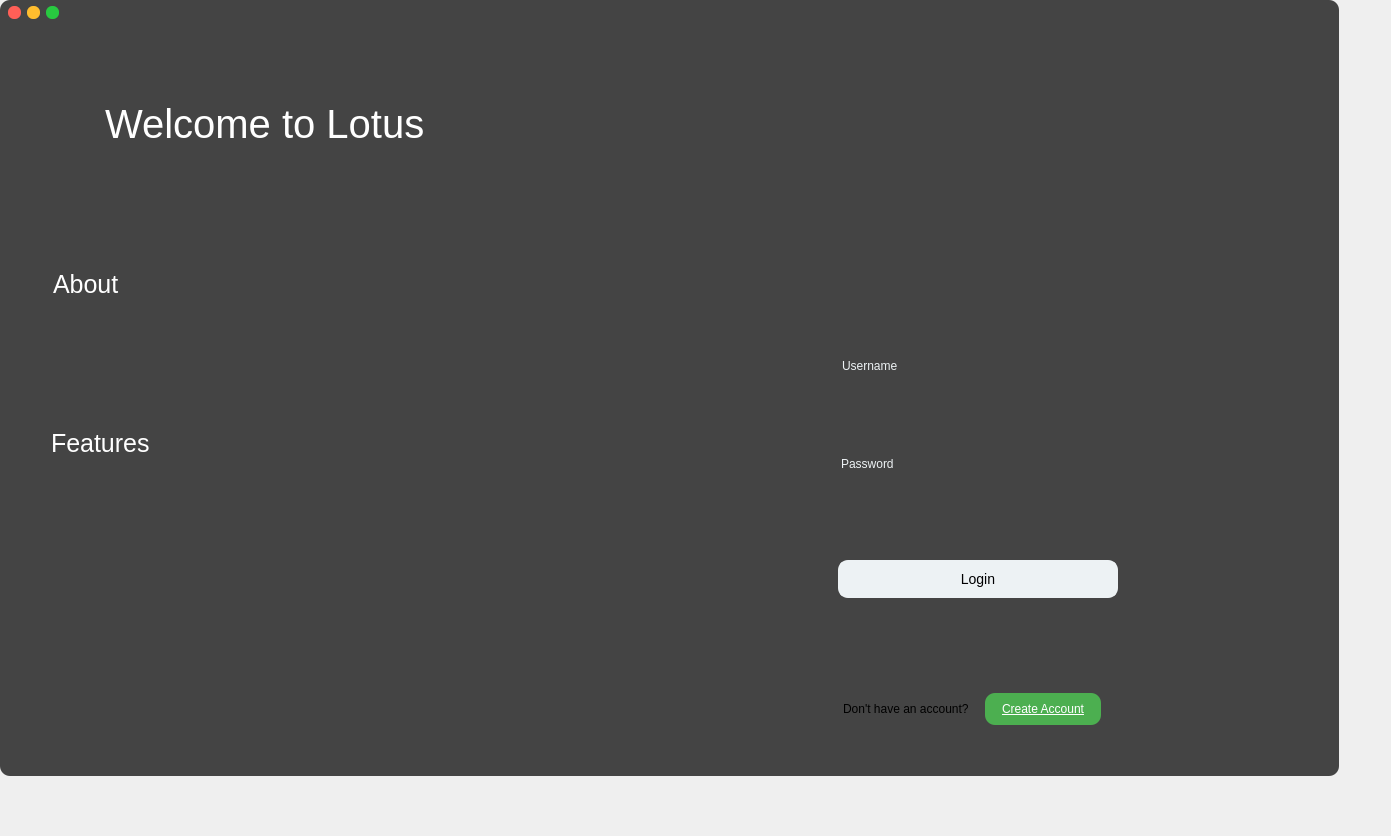
JustinGetty/LotusAppClient, file Forms/mainwindow.ui: the form before one commit.
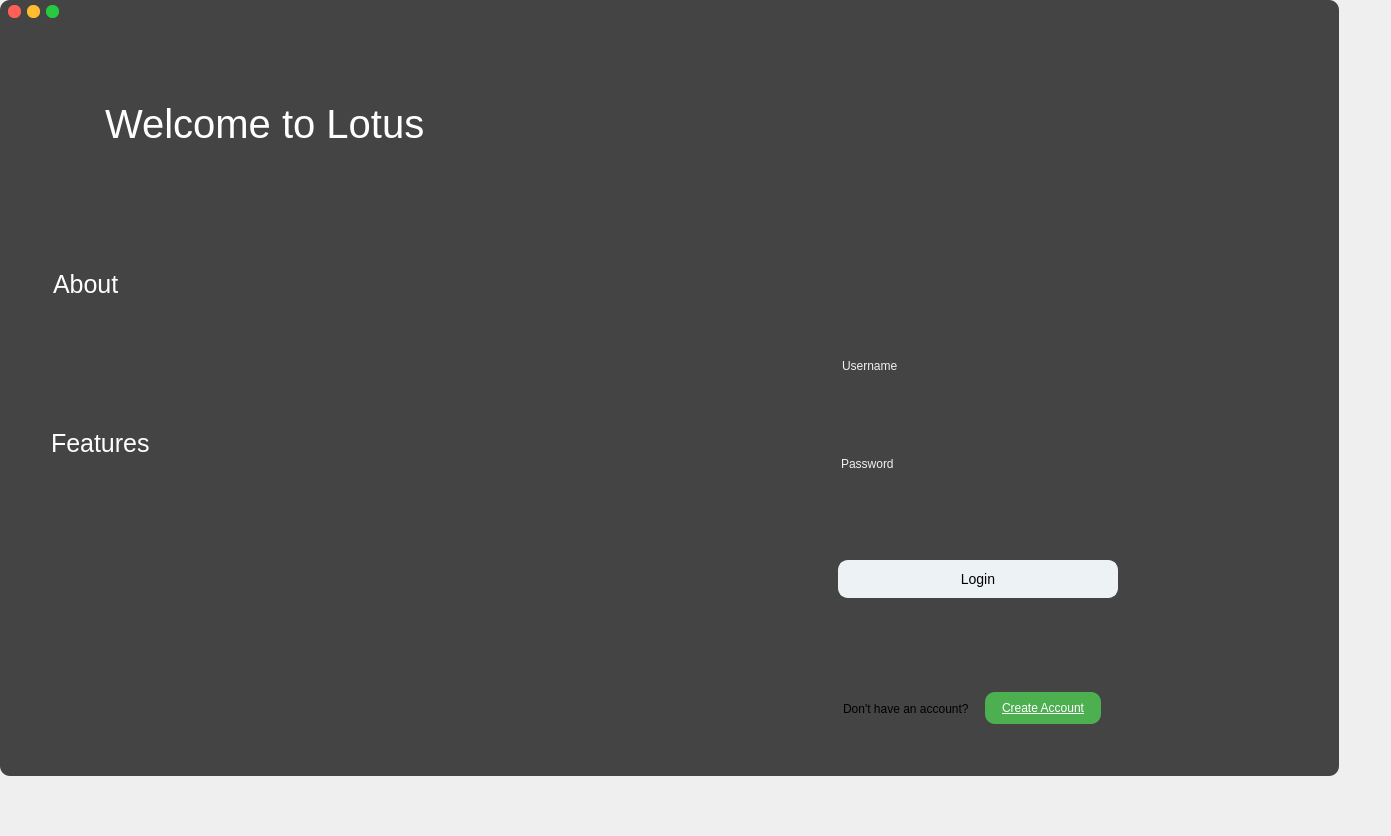
The form after the commit.

Commit message: Added movability to header. Event override

What changed in the file:
```diff
--- a/Forms/mainwindow.ui
+++ b/Forms/mainwindow.ui
@@ -1451,7 +1451,7 @@
        <property name="geometry">
         <rect>
          <x>985</x>
-         <y>693</y>
+         <y>692</y>
          <width>116</width>
          <height>32</height>
         </rect>
@@ -2268,9 +2268,9 @@
     <property name="geometry">
      <rect>
       <x>0</x>
-      <y>2</y>
-      <width>104</width>
-      <height>20</height>
+      <y>0</y>
+      <width>1335</width>
+      <height>30</height>
      </rect>
     </property>
     <property name="styleSheet">
@@ -2283,7 +2283,7 @@
      <property name="geometry">
       <rect>
        <x>8</x>
-       <y>4</y>
+       <y>5</y>
        <width>13</width>
        <height>13</height>
       </rect>
@@ -2309,7 +2309,7 @@
      <property name="geometry">
       <rect>
        <x>27</x>
-       <y>4</y>
+       <y>5</y>
        <width>13</width>
        <height>13</height>
       </rect>
@@ -2335,7 +2335,7 @@
      <property name="geometry">
       <rect>
        <x>46</x>
-       <y>4</y>
+       <y>5</y>
        <width>13</width>
        <height>13</height>
       </rect>
```
The commit also changes 2 other files.
